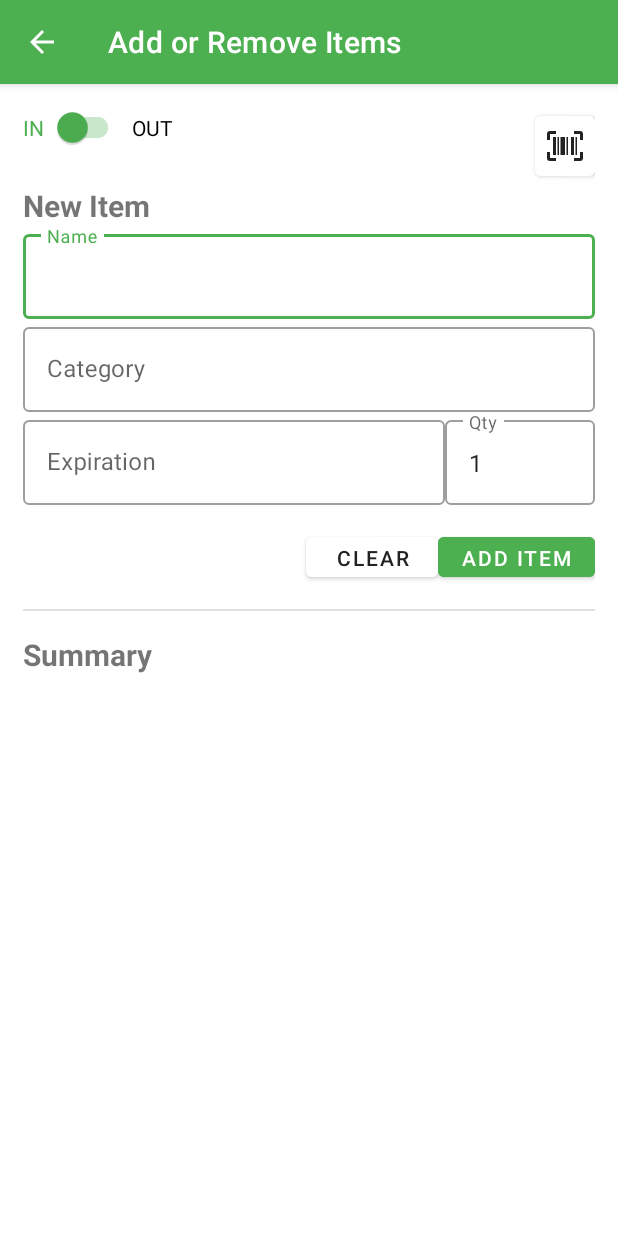
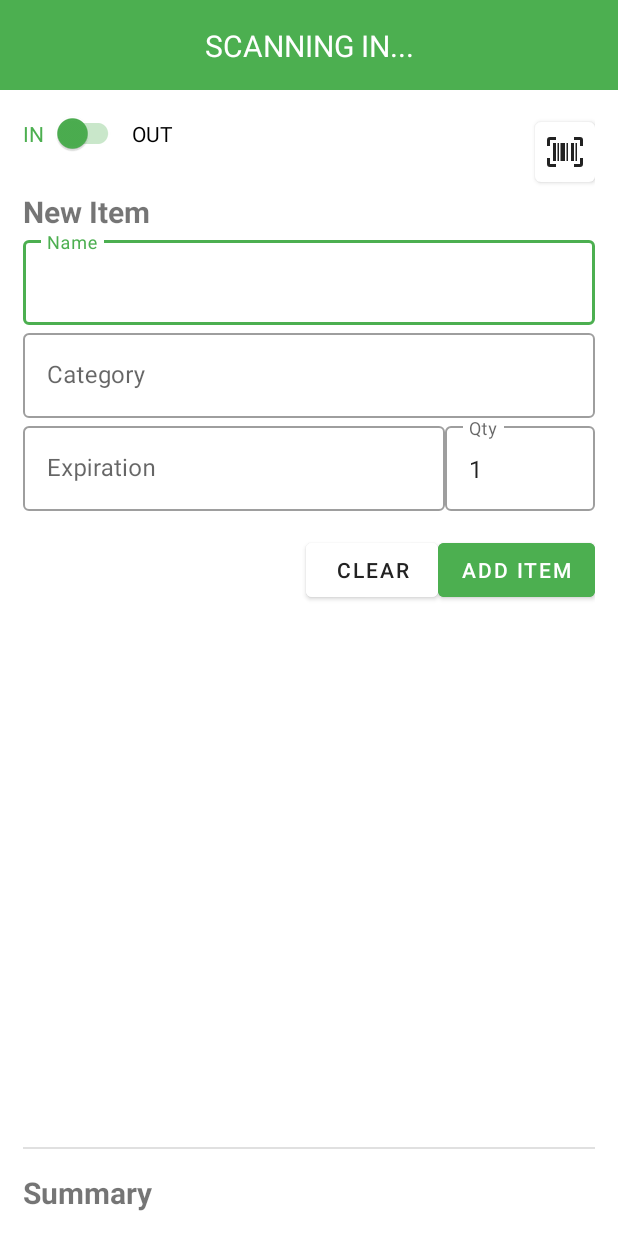
Before and after one commit to amj311/FoodInventoryDemo, an Android app: the AddItemActivity screen opened directly, with no data from a screen before it, after a tap on an icon or button, on a phone screen of 412 x 824 dp. Run offline under Robolectric (Android 15) with nearby library versions, the phone set to English and light mode, and no system bars; our stand-ins replace Picasso; pictures from the network do not load; 3 statements that could not run were skipped.

Commit message:
made camera screen full height and added mode bar

```diff
--- a/app/src/main/java/com/example/foodinventorydemo/AddItemActivity.java
+++ b/app/src/main/java/com/example/foodinventorydemo/AddItemActivity.java
@@ -12,9 +12,12 @@ import android.os.Bundle;
 import android.os.Parcel;
 import android.util.Log;
 import android.view.LayoutInflater;
+import android.view.MenuItem;
 import android.view.View;
 import android.view.ViewGroup;
 import android.view.WindowManager;
+import android.view.animation.AlphaAnimation;
+import android.view.animation.Animation;
 import android.widget.CompoundButton;
 import android.widget.EditText;
 import android.widget.FrameLayout;
@@ -49,6 +52,8 @@ public class AddItemActivity extends AppCompatActivity {
 
     TextView inLabel;
     TextView outLabel;
+    TextView modeMsg;
+    TextView modeTapHint;
     LinearLayoutCompat inForm;
     LinearLayoutCompat outForm;
     SwitchMaterial modeToggle;
@@ -77,12 +82,14 @@ public class AddItemActivity extends AppCompatActivity {
         super.onCreate(savedInstanceState);
         setContentView(R.layout.activity_add_remove_item);
 
-        getSupportActionBar().setDisplayHomeAsUpEnabled(true);
+        getSupportActionBar().hide();
         dataResHandler = new ProductResultHandler();
 
         modeToggle = findViewById(R.id.inOutToggle);
         inLabel = findViewById(R.id.inLabel);
         outLabel = findViewById(R.id.outLabel);
+        modeMsg = findViewById(R.id.scanModeText);
+        modeTapHint = findViewById(R.id.scanModeTapHint);
         inForm = findViewById(R.id.addForm);
         outForm = findViewById(R.id.removeForm);
 
@@ -168,6 +175,10 @@ public class AddItemActivity extends AppCompatActivity {
         itemsRV = findViewById(R.id.itemsList);
         itemsRV.setLayoutManager(new LinearLayoutManager(this));
         itemsRV.setAdapter(adapter);
+
+        modeTapHint.setAlpha(0);
+//        assignFadeOutInAnim(modeMsg,1,0);
+//        assignFadeOutInAnim(modeTapHint,1,1);
     }
 
 
@@ -351,4 +362,30 @@ public class AddItemActivity extends AppCompatActivity {
         }
 
     }
+
+
+    private void assignFadeOutInAnim(View view, int waitFactor, int offsetFactor) {
+        view.setAlpha(0f);
+
+        int animDuration = 1000;
+        int fadeDuration = animDuration/2;
+        int offsetDuration = animDuration*offsetFactor;
+
+        AlphaAnimation fadeIn = new AlphaAnimation(0.0f , 1.0f );
+        AlphaAnimation fadeOut = new AlphaAnimation( 1.0f , 0.0f );
+        AlphaAnimation hide = new AlphaAnimation( 0.0f , 0.0f );
+        fadeIn.setDuration(fadeDuration);
+        fadeIn.setStartOffset(offsetDuration);
+        fadeIn.setRepeatCount(Animation.INFINITE);
+        fadeOut.setDuration(fadeDuration);
+        fadeOut.setStartOffset(fadeDuration+offsetDuration);
+        fadeOut.setRepeatCount(Animation.INFINITE);
+        hide.setDuration(animDuration*waitFactor);
+        hide.setDuration(animDuration+offsetDuration);
+        hide.setRepeatCount(Animation.INFINITE);
+
+        view.startAnimation(fadeIn);
+        view.startAnimation(fadeOut);
+        view.startAnimation(hide);
+    }
 }
--- a/app/src/main/res/layout/activity_add_remove_item.xml
+++ b/app/src/main/res/layout/activity_add_remove_item.xml
@@ -6,13 +6,51 @@
     android:layout_height="match_parent"
     tools:context=".AddItemActivity">
 
+    <androidx.constraintlayout.widget.ConstraintLayout
+        android:id="@+id/scan_app_bar"
+        android:layout_width="match_parent"
+        android:layout_height="60dp"
+        android:background="@color/in_green"
+        android:orientation="horizontal"
+        app:layout_constraintEnd_toEndOf="parent"
+        app:layout_constraintStart_toStartOf="parent"
+        app:layout_constraintTop_toTopOf="parent" >
+
+        <TextView
+            android:id="@+id/scanModeText"
+            android:layout_width="wrap_content"
+            android:layout_height="wrap_content"
+            android:text="SCANNING IN..."
+            android:textColor="#fff"
+            android:textSize="20sp"
+            app:layout_constraintBottom_toBottomOf="parent"
+            app:layout_constraintEnd_toEndOf="parent"
+            app:layout_constraintStart_toStartOf="parent"
+            app:layout_constraintTop_toTopOf="parent" />
+
+
+        <TextView
+            android:id="@+id/scanModeTapHint"
+            android:layout_width="wrap_content"
+            android:layout_height="wrap_content"
+            android:text="(Tap to change)"
+            android:textColor="#fff"
+            android:textSize="20sp"
+            app:layout_constraintBottom_toBottomOf="parent"
+            app:layout_constraintEnd_toEndOf="parent"
+            app:layout_constraintStart_toStartOf="parent"
+            app:layout_constraintTop_toTopOf="parent" />
+
+    </androidx.constraintlayout.widget.ConstraintLayout>
+
     <FrameLayout
         android:id="@+id/frameLayout2"
         android:layout_width="match_parent"
-        android:layout_height="350dp"
+        android:layout_height="0dp"
         app:layout_constraintEnd_toEndOf="parent"
         app:layout_constraintStart_toStartOf="parent"
-        app:layout_constraintTop_toTopOf="parent">
+        app:layout_constraintTop_toBottomOf="@id/scan_app_bar"
+        app:layout_constraintBottom_toBottomOf="parent">
 
         <androidx.appcompat.widget.LinearLayoutCompat
             android:id="@+id/androidx.appcompat.widget.LinearLayoutCompat3"
@@ -288,15 +326,14 @@
 
     <androidx.constraintlayout.widget.ConstraintLayout
         android:layout_width="match_parent"
-        android:layout_height="0dp"
+        android:layout_height="wrap_content"
         android:paddingLeft="15dp"
         android:paddingRight="15dp"
         android:text="Summary"
+        style="@style/Widget.MaterialComponents.BottomSheet"
         app:layout_constraintBottom_toBottomOf="parent"
         app:layout_constraintEnd_toEndOf="parent"
-        app:layout_constraintStart_toStartOf="parent"
-        app:layout_constraintTop_toBottomOf="@+id/frameLayout2"
-        app:layout_constraintVertical_bias="0.0">
+        app:layout_constraintStart_toStartOf="parent">
 
         <View
             android:id="@+id/divider"
--- a/app/src/main/res/values/colors.xml
+++ b/app/src/main/res/values/colors.xml
@@ -1,9 +1,9 @@
 <?xml version="1.0" encoding="utf-8"?>
 <resources>
     <color name="colorPrimary">#4CAF50</color>
-    <color name="colorPrimaryDark">#3700B3</color>
-    <color name="colorAccent">#03DAC5</color>
+    <color name="colorPrimaryDark">#3C8840</color>
+    <color name="colorAccent">#FFC107</color>
 
     <color name="in_green">#4CAF50</color>
-    <color name="out_red">#E91E63</color>
+    <color name="out_red">#DC1845</color>
 </resources>
```
